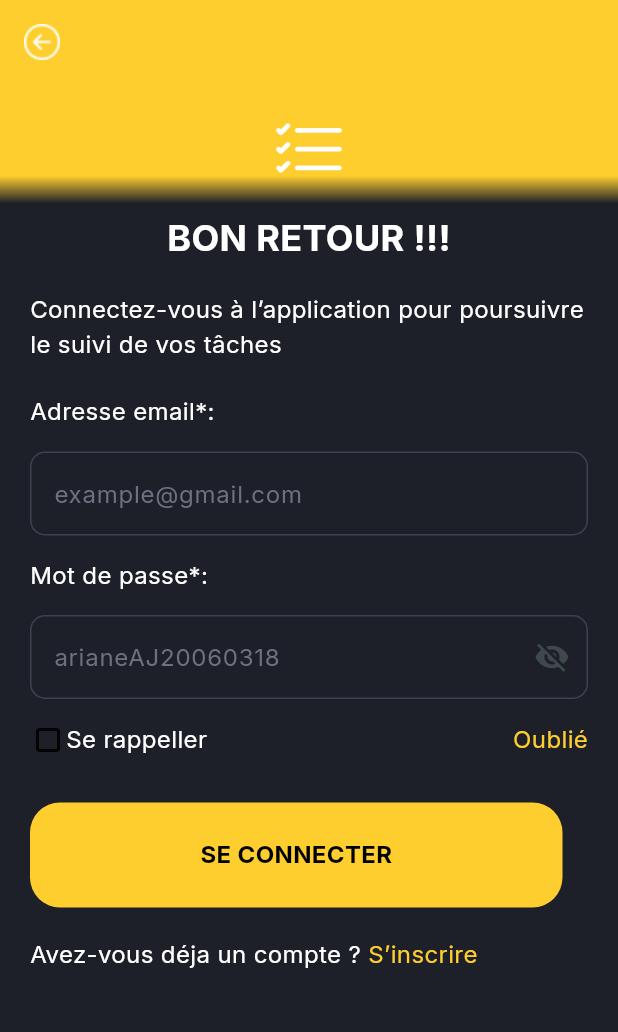
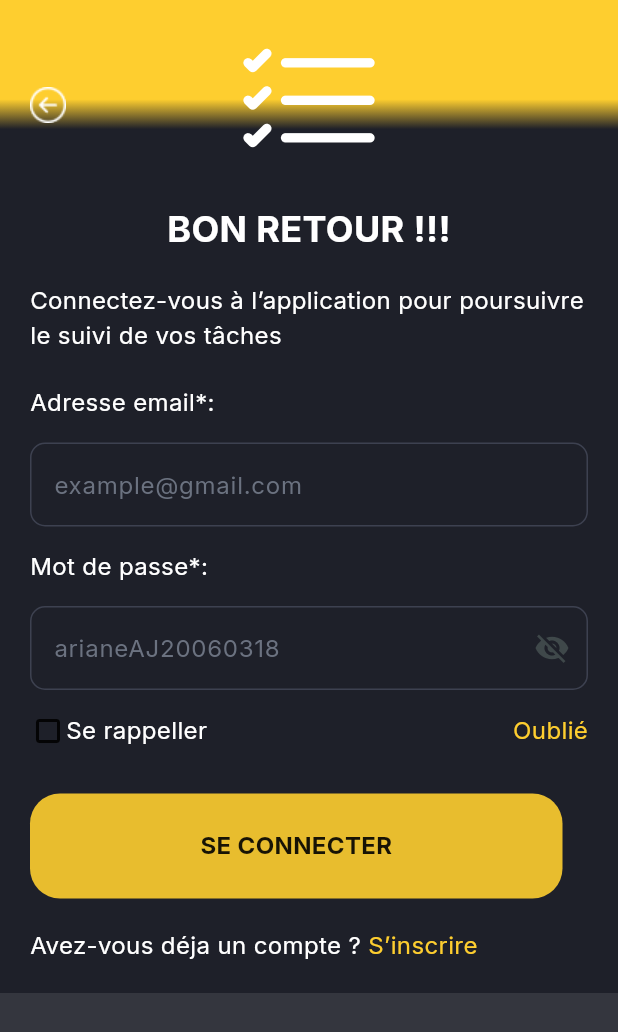
Before and after one commit to DevAriane/Todolist_flutter, a Flutter app: the Login screen opened directly, on a phone screen of 412 x 824 dp. Shown: the top 1032 px of the screen. Run offline on Flutter 3.47's test engine with Material 3 defaults, Android fonts, the phone set to English and light mode, and no system bars; our stand-ins replace dio, firebase_auth, firebase_core, get, google_fonts, image_picker and 1 more; missing offline and left inert: flutter_hsvcolor_picker; accounts and stored records are empty; generated files the repository leaves out were written again; network calls fail; project files that could hold a hidden picture were left out.

Commit message:
add corrected design

```diff
--- a/lib/core/image_ressource.dart
+++ b/lib/core/image_ressource.dart
@@ -8,4 +8,6 @@ class ImageRessource {
   static const String left = "assets/icons/ArrowLeftCircle.png";
   static const String back = "assets/icons/ArrowLeft.png";
   static const String tree = "assets/icons/ThreeDotsVertical.png";
+  static const String design = "assets/images/design.svg";
+  static const String frame = "assets/images/actor.png";
 }
--- a/lib/global_widget/button.dart
+++ b/lib/global_widget/button.dart
@@ -4,25 +4,25 @@ import '../core/app_color.dart';
 
 class Button extends StatelessWidget {
   final String name;
- final VoidCallback onTap;
+  final VoidCallback onTap;
   const Button({super.key, required this.name, required this.onTap});
 
   @override
   Widget build(BuildContext context) {
     return InkWell(
-      onTap:onTap,
+      onTap: onTap,
       child: Container(
         width: 355,
         height: 70,
-        decoration: const BoxDecoration(
-          color: AppColor.buttonColor,
-          borderRadius: BorderRadius.all(Radius.circular(20)),
+        decoration: BoxDecoration(
+          color: AppColor.buttonColor.withValues(alpha: 0.9),
+          borderRadius: const BorderRadius.all(Radius.circular(20)),
         ),
         child: Center(
           child: Text(
             name,
             style: GoogleFonts.inter(
-              color: AppColor.noir,
+              color: AppColor.noir.withValues(alpha: 0.9),
               fontWeight: FontWeight.bold,
               fontSize: 16,
             ),
--- a/lib/presentation/auth/login.dart
+++ b/lib/presentation/auth/login.dart
@@ -80,18 +80,16 @@ class _LoginState extends State<Login> {
   @override
   Widget build(BuildContext context) {
     return Scaffold(
-      appBar: AppBar(
+      appBar: PreferredSize(
+        preferredSize: const Size.fromHeight(0.0),
+        child: AppBar(
           backgroundColor: AppColor.buttonColor,
           elevation: 0,
+          automaticallyImplyLeading: false,
           systemOverlayStyle: const SystemUiOverlayStyle(
             statusBarColor: Colors.transparent,
             statusBarIconBrightness: Brightness.light,
           ),
-        leading: GestureDetector(
-          onTap: () {
-            Get.to(() => const Onboarding());
-          },
-          child: Image.asset(ImageRessource.left, height: 24),
         ),
       ),
       body: SafeArea(
@@ -110,7 +108,28 @@ class _LoginState extends State<Login> {
               child: Column(
                 crossAxisAlignment: CrossAxisAlignment.center,
                 children: [
-                  Image.asset(ImageRessource.auth, height: 50, width: 50),
+                  Row(
+                    mainAxisAlignment: MainAxisAlignment.spaceBetween,
+                    children: [
+                      Expanded(
+                        child: Align(
+                          alignment: Alignment
+                              .topLeft, // Zone droite invisible (occupe 1/3 pour forcer le logo à rester au milieu)// Zone droite invisible (occupe 1/3 pour forcer le logo à rester au milieu)// Zone droite invisible (occupe 1/3 pour forcer le logo à rester au milieu)// Zone droite invisible (occupe 1/3 pour forcer le logo à rester au milieu),
+                          child: GestureDetector(
+                            onTap: () {
+                              Get.to(() => const Onboarding());
+                            },
+                            child: Image.asset(ImageRessource.left, height: 24),
+                          ),
+                        ),
+                      ),
+
+                      Image.asset(ImageRessource.auth, height: 100, width: 100),
+
+                      const Expanded(child: SizedBox.shrink()),
+                    ],
+                  ),
+
                   const SizedBox(height: 15),
                   const Title(name: "BON RETOUR !!!"),
                   const SizedBox(height: 20),
@@ -120,8 +139,7 @@ class _LoginState extends State<Login> {
                     color: AppColor.blanc,
                   ),
                   const SizedBox(height: 22),
-                  Container(
-                    child: Column(
+                  Column(
                     crossAxisAlignment: CrossAxisAlignment.start,
                     children: [
                       const TextWidget(
@@ -194,7 +212,6 @@ class _LoginState extends State<Login> {
                       ),
                     ],
                   ),
-                  ),
                 ],
               ),
             ),
--- a/lib/presentation/pages/onboarding.dart
+++ b/lib/presentation/pages/onboarding.dart
@@ -25,7 +25,11 @@ class Onboarding extends StatelessWidget {
   Widget build(BuildContext context) {
     return Scaffold(
       backgroundColor: AppColor.backg,
-      appBar: AppBar(backgroundColor: AppColor.backg, elevation: 0),
+      appBar: AppBar(
+        backgroundColor: AppColor.backg,
+        elevation: 0,
+        automaticallyImplyLeading: false,
+      ),
       body: SafeArea(
         child: Padding(
           padding: const EdgeInsets.all(20.0),
```
Also changed, not shown: lib/main.dart (+10 -4 lines), lib/presentation/pages/splash.dart (+19 -12 lines), assets/images/actor.png (added), assets/images/design.svg (added), assets/images/frame.png (added), 2 other files. Lines whose indentation alone changed are shown as unchanged.
